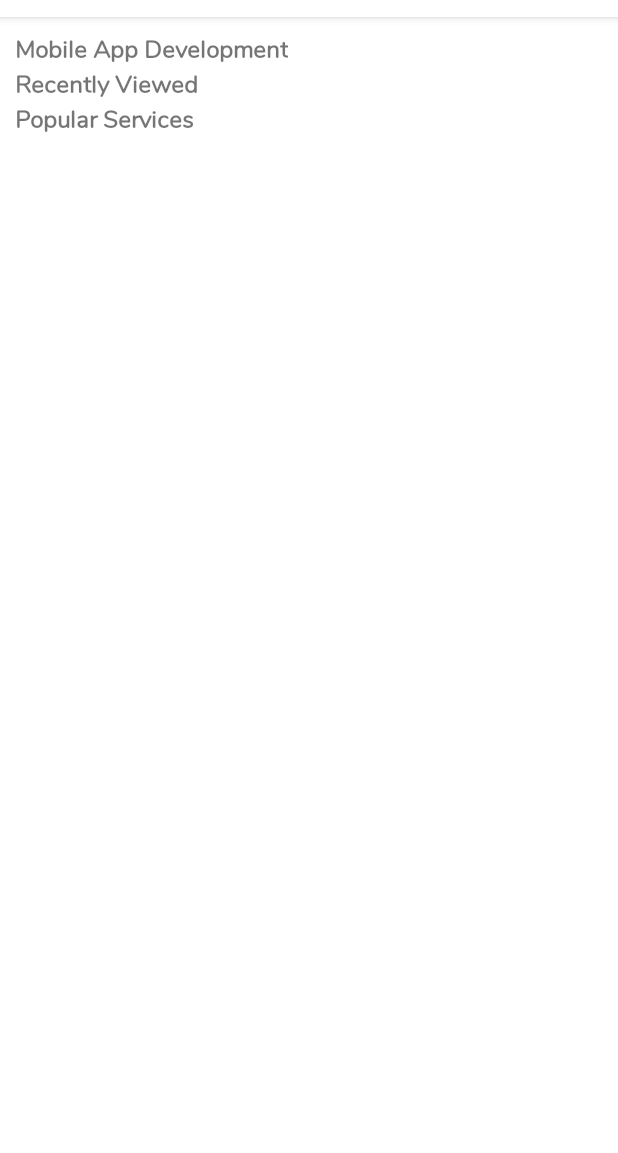
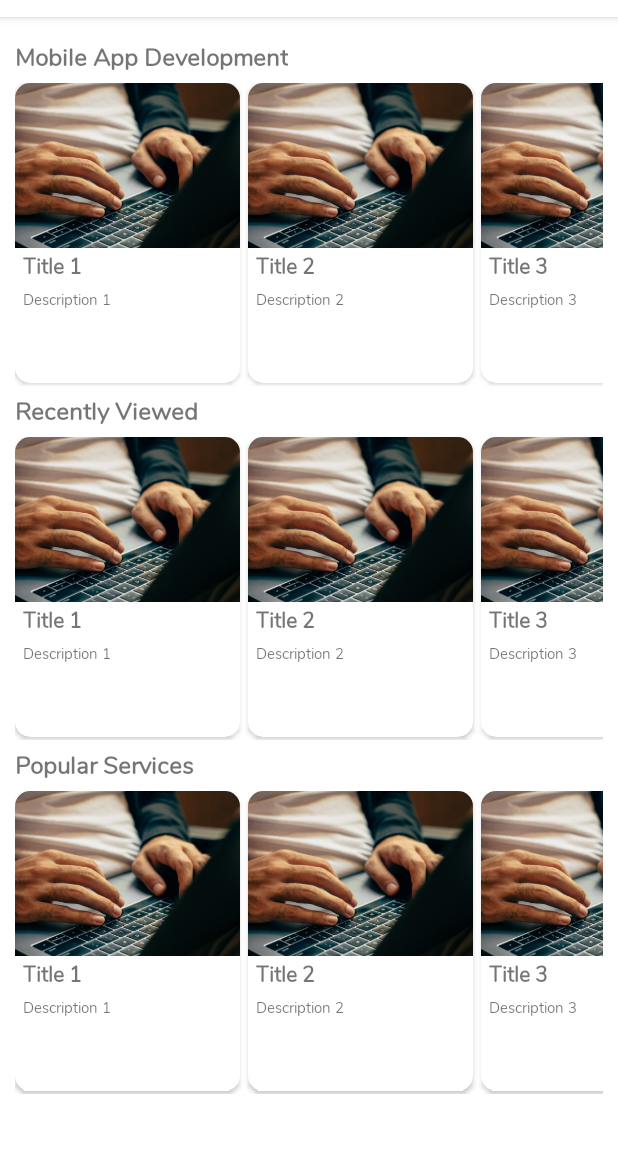
Before and after one commit to rikzabk/Worqd, an Android app: the HomeActivity screen opened directly, with no data from a screen before it, on a phone screen of 412 x 824 dp, the part 67-1220 px from its top. Run offline under Robolectric (Android 15) with nearby library versions, the light colour scheme and no system bars.

Commit message:
horizontal recycler view dah jadi

```diff
--- a/app/src/main/AndroidManifest.xml
+++ b/app/src/main/AndroidManifest.xml
@@ -10,9 +10,12 @@
         android:supportsRtl="true"
         android:theme="@style/Theme.Worqd">
         <activity
+            android:name=".ShowActivity"
+            android:exported="false" />
+        <activity
             android:name=".HomeActivity"
             android:exported="false"
-            android:parentActivityName=".LoginActivity"/>
+            android:parentActivityName=".LoginActivity" />
         <activity
             android:name=".LoginActivity"
             android:exported="false" />
--- a/app/src/main/java/com/example/worqd/HomeActivity.kt
+++ b/app/src/main/java/com/example/worqd/HomeActivity.kt
@@ -3,8 +3,21 @@
 import androidx.appcompat.app.AppCompatActivity
 import android.os.Bundle
 import androidx.appcompat.widget.Toolbar
+import androidx.recyclerview.widget.LinearLayoutManager
+import androidx.recyclerview.widget.RecyclerView
+import androidx.recyclerview.widget.RecyclerView.LayoutManager
 
 class HomeActivity : AppCompatActivity() {
+
+    private lateinit var recyclerView: RecyclerView
+    private lateinit var recyclerView2: RecyclerView
+    private lateinit var recyclerView3: RecyclerView
+    private lateinit var adapter: RecyclerAdapter
+
+    private var titlesList = mutableListOf<String>()
+    private var descList = mutableListOf<String>()
+    private var imagesList = mutableListOf<Int>()
+
     override fun onCreate(savedInstanceState: Bundle?) {
         super.onCreate(savedInstanceState)
         setContentView(R.layout.activity_home)
@@ -13,5 +26,31 @@
         setSupportActionBar(hometoolbar)
         supportActionBar?.setDisplayHomeAsUpEnabled(true)
         supportActionBar?.setDisplayShowTitleEnabled(false)
+
+        postToList()
+
+        recyclerView = findViewById(R.id.rv_recycler_card)
+        recyclerView2 = findViewById(R.id.rv_recycler_card2)
+        recyclerView3 = findViewById(R.id.rv_recycler_card3)
+        adapter = RecyclerAdapter(titlesList, descList, imagesList)
+
+        recyclerView.layoutManager = LinearLayoutManager(this, LinearLayoutManager.HORIZONTAL, false)
+        recyclerView2.layoutManager = LinearLayoutManager(this, LinearLayoutManager.HORIZONTAL, false)
+        recyclerView3.layoutManager = LinearLayoutManager(this, LinearLayoutManager.HORIZONTAL, false)
+        recyclerView.adapter = RecyclerAdapter(titlesList, descList, imagesList)
+        recyclerView2.adapter = RecyclerAdapter(titlesList, descList, imagesList)
+        recyclerView3.adapter = RecyclerAdapter(titlesList, descList, imagesList)
+    }
+
+    private fun addToList(title: String, description: String, image: Int) {
+        titlesList.add(title)
+        descList.add(description)
+        imagesList.add(image)
+    }
+
+    private fun postToList() {
+        for (i in 1..5) {
+            addToList("Title $i", "Description $i", R.drawable.bg_welcome_page)
+        }
     }
 }
--- /dev/null
+++ b/app/src/main/java/com/example/worqd/RecyclerAdapter.kt
@@ -0,0 +1,41 @@
+package com.example.worqd
+
+import android.view.LayoutInflater
+import android.view.View
+import android.view.ViewGroup
+import android.widget.ImageView
+import android.widget.TextView
+import android.widget.Toast
+import androidx.recyclerview.widget.RecyclerView
+
+class RecyclerAdapter (private var titles: List<String>, private var descriptions: List<String>, private var images: List<Int>) :
+RecyclerView.Adapter<RecyclerAdapter.ViewHolder>() {
+    inner class ViewHolder(itemView: View) : RecyclerView.ViewHolder(itemView) {
+        val itemTitle: TextView = itemView.findViewById(R.id.tv_card)
+        val itemDescription: TextView = itemView.findViewById(R.id.tv_card_sub)
+        val itemImage: ImageView = itemView.findViewById(R.id.iv_card)
+
+        init {
+            itemView.setOnClickListener { v: View ->
+                val position: Int = adapterPosition
+                Toast.makeText(itemView.context, "You clicked on item # ${position + 1}", Toast.LENGTH_SHORT).show()
+            }
+        }
+    }
+
+    override fun onCreateViewHolder(parent: ViewGroup, viewType: Int): ViewHolder {
+        val v: View = LayoutInflater.from(parent.context).inflate(R.layout.recycler_card, parent, false)
+        return ViewHolder(v)
+    }
+
+    override fun onBindViewHolder(holder: ViewHolder, position: Int) {
+        holder.itemTitle.text = titles[position]
+        holder.itemDescription.text = descriptions[position]
+        holder.itemImage.setImageResource(images[position])
+    }
+
+    override fun getItemCount(): Int {
+        return titles.size
+    }
+
+}
--- /dev/null
+++ b/app/src/main/java/com/example/worqd/ShowActivity.kt
@@ -0,0 +1,11 @@
+package com.example.worqd
+
+import androidx.appcompat.app.AppCompatActivity
+import android.os.Bundle
+
+class ShowActivity : AppCompatActivity() {
+    override fun onCreate(savedInstanceState: Bundle?) {
+        super.onCreate(savedInstanceState)
+        setContentView(R.layout.activity_show)
+    }
+}
--- a/app/src/main/res/layout/activity_home.xml
+++ b/app/src/main/res/layout/activity_home.xml
@@ -41,6 +41,7 @@
             android:text="Mobile App Development"
             android:textStyle="bold"
             android:textSize="16sp"
+            android:paddingVertical="5dp"
             app:layout_constraintTop_toBottomOf="@id/appBar"/>
 
         <TextView
@@ -50,8 +51,9 @@
             android:text="Recently Viewed"
             android:textSize="16sp"
             android:textStyle="bold"
-            app:layout_constraintTop_toBottomOf="@+id/tv_interest"
-            tools:layout_editor_absoluteX="148dp" />
+            android:paddingVertical="5dp"
+            app:layout_constraintStart_toStartOf="parent"
+            app:layout_constraintTop_toBottomOf="@+id/rv_recycler_card" />
 
         <TextView
             android:id="@+id/tv_popular"
@@ -60,18 +62,33 @@
             android:text="Popular Services"
             android:textSize="16sp"
             android:textStyle="bold"
-            app:layout_constraintTop_toBottomOf="@+id/tv_recent"
-            tools:layout_editor_absoluteX="166dp" />
+            android:paddingVertical="5dp"
+            app:layout_constraintStart_toStartOf="parent"
+            app:layout_constraintTop_toBottomOf="@+id/rv_recycler_card2" />
 
         <androidx.recyclerview.widget.RecyclerView
+            android:id="@+id/rv_recycler_card"
             android:layout_width="match_parent"
-            android:layout_height="300dp"
-            android:scrollbars="horizontal"
+            android:layout_height="202dp"
+            android:scrollbars="none"
+            app:layout_constraintTop_toBottomOf="@+id/tv_interest"
+            tools:itemCount="5"
+            tools:listitem="@layout/recycler_card" />
+        <androidx.recyclerview.widget.RecyclerView
+            android:id="@+id/rv_recycler_card2"
+            android:layout_width="match_parent"
+            android:layout_height="202dp"
+            android:scrollbars="none"
+            app:layout_constraintTop_toBottomOf="@+id/tv_recent"
+            tools:itemCount="5"
+            tools:listitem="@layout/recycler_card" />
+        <androidx.recyclerview.widget.RecyclerView
+            android:id="@+id/rv_recycler_card3"
+            android:layout_width="match_parent"
+            android:layout_height="202dp"
+            android:scrollbars="none"
             app:layout_constraintTop_toBottomOf="@+id/tv_popular"
-            tools:layout_editor_absoluteX="0dp"
+            tools:itemCount="5"
             tools:listitem="@layout/recycler_card" />
     </androidx.constraintlayout.widget.ConstraintLayout>
-
-
-
 </androidx.constraintlayout.widget.ConstraintLayout>
--- /dev/null
+++ b/app/src/main/res/layout/activity_show.xml
@@ -0,0 +1,9 @@
+<?xml version="1.0" encoding="utf-8"?>
+<androidx.constraintlayout.widget.ConstraintLayout xmlns:android="http://schemas.android.com/apk/res/android"
+    xmlns:app="http://schemas.android.com/apk/res-auto"
+    xmlns:tools="http://schemas.android.com/tools"
+    android:layout_width="match_parent"
+    android:layout_height="match_parent"
+    tools:context=".ShowActivity">
+
+</androidx.constraintlayout.widget.ConstraintLayout>
--- a/app/src/main/res/layout/recycler_card.xml
+++ b/app/src/main/res/layout/recycler_card.xml
@@ -2,10 +2,15 @@
 <androidx.cardview.widget.CardView xmlns:android="http://schemas.android.com/apk/res/android"
     xmlns:app="http://schemas.android.com/apk/res-auto"
     xmlns:tools="http://schemas.android.com/tools"
-    android:layout_width="200dp"
-    android:layout_height="250dp"
+    android:layout_marginRight="5dp"
+    android:layout_width="150dp"
+    android:layout_height="200dp"
     android:layout_gravity="center"
-    app:cardCornerRadius="10dp">
+    app:cardCornerRadius="10dp"
+    android:clickable="true"
+    android:focusable="true"
+    android:scrollbars="none"
+    android:foreground="?selectableItemBackground">
 
     <androidx.constraintlayout.widget.ConstraintLayout
         android:layout_width="match_parent"
@@ -14,16 +19,16 @@
         <ImageView
             android:id="@+id/iv_card"
             android:layout_width="match_parent"
-            android:layout_height="150dp"
-            android:scaleType="centerCrop"
-            android:background="@drawable/bg_welcome_page"/>
+            android:layout_height="110dp"
+            android:scaleType="centerCrop"/>
 
         <TextView
             android:id="@+id/tv_card"
             android:layout_width="match_parent"
             android:layout_height="wrap_content"
             android:ellipsize="end"
-            android:padding="10dp"
+            android:paddingVertical="2dp"
+            android:paddingHorizontal="5dp"
             android:text="Title"
             android:textStyle="bold"
             android:textSize="14sp"
@@ -34,7 +39,8 @@
             android:layout_width="match_parent"
             android:layout_height="wrap_content"
             android:text="Description"
-            android:paddingHorizontal="10dp"
+            android:paddingVertical="2dp"
+            android:paddingHorizontal="5dp"
             android:textSize="10sp"
             app:layout_constraintTop_toBottomOf="@+id/tv_card" />
 
```
Also changed, not shown: 1 other file.
